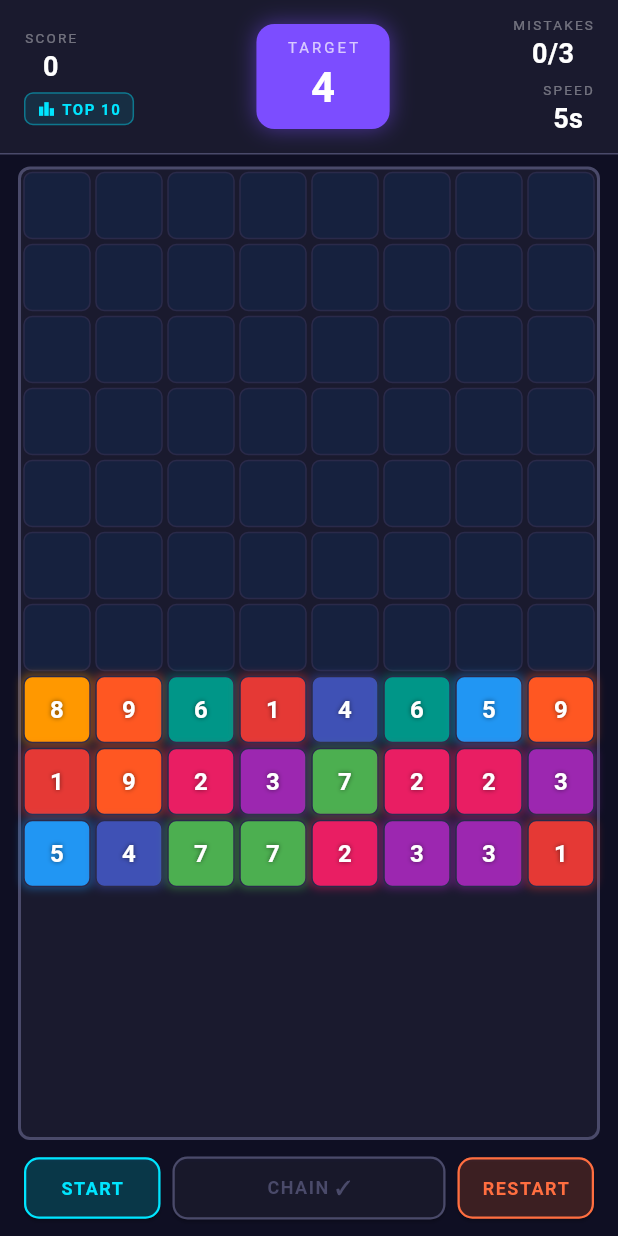
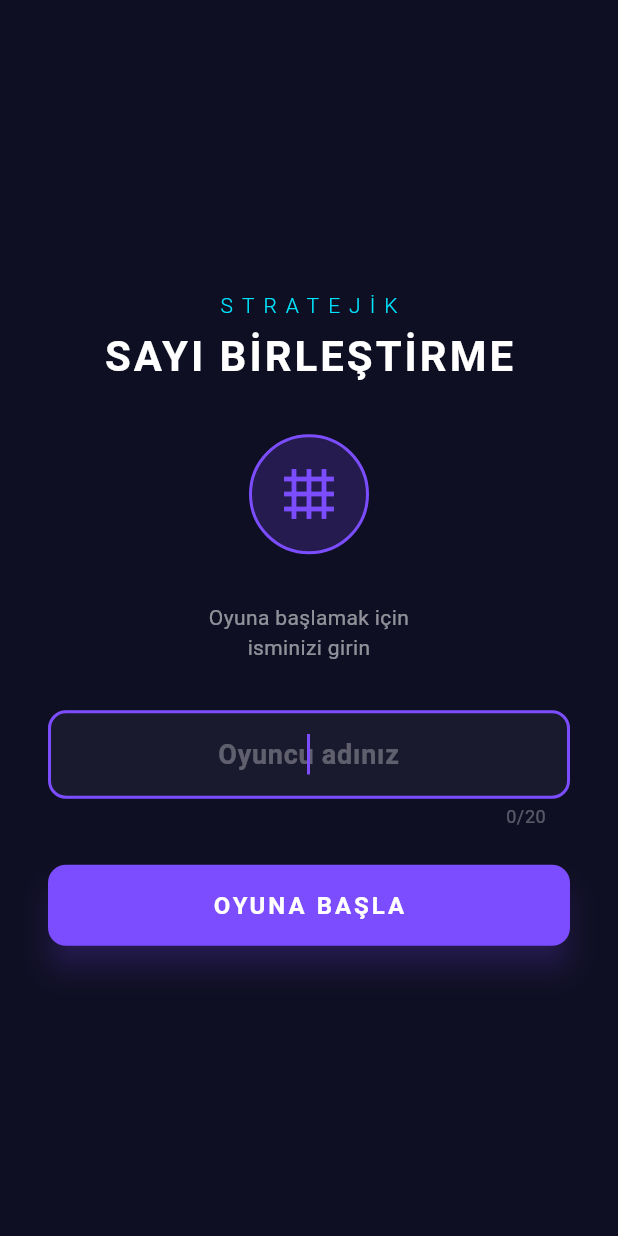
Before and after one commit to nisa-s/number_game, a Flutter app: the screen it shows after launch, on a phone screen of 412 x 824 dp. Run offline on Flutter 3.47's test engine with Material 3 defaults, Android fonts, the phone set to English and light mode, and no system bars.

Commit message:
isim girme sayfası eklendi

```diff
--- a/lib/main.dart
+++ b/lib/main.dart
@@ -5,7 +5,7 @@ import 'package:provider/provider.dart';
 import 'providers/game_provider.dart';
 import 'widgets/game_grid.dart';
 import 'screens/leaderboard_screen.dart';
-
+import 'screens/name_entry_screen.dart';
 void main() {
   runApp(const StrategicNumberGame());
 }
@@ -27,7 +27,7 @@ class StrategicNumberGame extends StatelessWidget {
             secondary: Color(0xFF00E5FF),
           ),
         ),
-        home: const GameScreen(),
+        home: const NameEntryScreen(),
       ),
     );
   }
--- a/lib/providers/game_provider.dart
+++ b/lib/providers/game_provider.dart
@@ -20,6 +20,14 @@ class GameProvider extends ChangeNotifier {
     _dropService = DropService(onStateChanged: _applyState);
   }
 
+
+
+String playerName = 'Oyuncu'; // sınıfın üstüne ekle
+
+void setPlayerName(String name) {
+  playerName = name;
+  notifyListeners();
+}
   // ── Oyun kontrol (Kişi 1 & 2) ─────────────────
   void startGame() {
     _state = GameState.initial();
@@ -42,7 +50,7 @@ class GameProvider extends ChangeNotifier {
     notifyListeners();
     if (_state.isGameOver) {
       _dropService.stopDropTimer();
-      LeaderboardService.addScore('Oyuncu', _state.score);
+      LeaderboardService.addScore(playerName, _state.score);
       return;
     }
     if (newState.dropIntervalSeconds != oldInterval) {
--- /dev/null
+++ b/lib/screens/name_entry_screen.dart
@@ -0,0 +1,189 @@
+// lib/screens/name_entry_screen.dart
+
+import 'package:flutter/material.dart';
+import 'package:provider/provider.dart';
+import '../providers/game_provider.dart';
+import 'package:number_game/main.dart' show GameScreen;
+class NameEntryScreen extends StatefulWidget {
+  const NameEntryScreen({super.key});
+
+  @override
+  State<NameEntryScreen> createState() => _NameEntryScreenState();
+}
+
+class _NameEntryScreenState extends State<NameEntryScreen> {
+  final _controller = TextEditingController();
+  String? _errorText;
+
+  void _startGame() {
+    final name = _controller.text.trim();
+    if (name.isEmpty) {
+      setState(() => _errorText = 'Lütfen bir isim girin');
+      return;
+    }
+    // Provider'a ismi ilet ve oyunu başlat
+    context.read<GameProvider>().setPlayerName(name);
+    context.read<GameProvider>().startGame();
+
+    // GameScreen'e geç (geri dönemesin diye pushReplacement)
+    Navigator.pushReplacement(
+      context,
+      MaterialPageRoute(builder: (_) => const _GameScreenWrapper()),
+    );
+  }
+
+  @override
+  void dispose() {
+    _controller.dispose();
+    super.dispose();
+  }
+
+  @override
+  Widget build(BuildContext context) {
+    return Scaffold(
+      backgroundColor: const Color(0xFF0F0F23),
+      body: SafeArea(
+        child: Center(
+          child: SingleChildScrollView(
+            padding: const EdgeInsets.symmetric(horizontal: 32),
+            child: Column(
+              mainAxisSize: MainAxisSize.min,
+              children: [
+                // Başlık
+                const Text(
+                  'STRATEJİK',
+                  style: TextStyle(
+                    color: Color(0xFF00E5FF),
+                    fontSize: 14,
+                    letterSpacing: 6,
+                    fontWeight: FontWeight.w300,
+                  ),
+                ),
+                const SizedBox(height: 4),
+                const Text(
+                  'SAYI BİRLEŞTİRME',
+                  style: TextStyle(
+                    color: Colors.white,
+                    fontSize: 28,
+                    fontWeight: FontWeight.bold,
+                    letterSpacing: 2,
+                  ),
+                ),
+                const SizedBox(height: 8),
+                // İkon
+                Container(
+                  width: 80,
+                  height: 80,
+                  margin: const EdgeInsets.symmetric(vertical: 24),
+                  decoration: BoxDecoration(
+                    color: const Color(0xFF7C4DFF).withValues(alpha: 0.2),
+                    shape: BoxShape.circle,
+                    border: Border.all(
+                      color: const Color(0xFF7C4DFF),
+                      width: 2,
+                    ),
+                  ),
+                  child: const Icon(
+                    Icons.grid_4x4,
+                    color: Color(0xFF7C4DFF),
+                    size: 40,
+                  ),
+                ),
+                const SizedBox(height: 8),
+                const Text(
+                  'Oyuna başlamak için\nisminizi girin',
+                  textAlign: TextAlign.center,
+                  style: TextStyle(
+                    color: Colors.white54,
+                    fontSize: 14,
+                  ),
+                ),
+                const SizedBox(height: 32),
+                // İsim giriş alanı
+                TextField(
+                  controller: _controller,
+                  autofocus: true,
+                  textCapitalization: TextCapitalization.words,
+                  maxLength: 20,
+                  style: const TextStyle(
+                    color: Colors.white,
+                    fontSize: 18,
+                    fontWeight: FontWeight.bold,
+                  ),
+                  textAlign: TextAlign.center,
+                  decoration: InputDecoration(
+                    hintText: 'Oyuncu adınız',
+                    hintStyle: const TextStyle(color: Colors.white30),
+                    errorText: _errorText,
+                    counterStyle: const TextStyle(color: Colors.white30),
+                    filled: true,
+                    fillColor: const Color(0xFF1A1A2E),
+                    border: OutlineInputBorder(
+                      borderRadius: BorderRadius.circular(12),
+                      borderSide: const BorderSide(color: Color(0xFF4A4A6A)),
+                    ),
+                    enabledBorder: OutlineInputBorder(
+                      borderRadius: BorderRadius.circular(12),
+                      borderSide: const BorderSide(color: Color(0xFF4A4A6A)),
+                    ),
+                    focusedBorder: OutlineInputBorder(
+                      borderRadius: BorderRadius.circular(12),
+                      borderSide: const BorderSide(
+                          color: Color(0xFF7C4DFF), width: 2),
+                    ),
+                  ),
+                  onSubmitted: (_) => _startGame(),
+                  onChanged: (_) {
+                    if (_errorText != null) {
+                      setState(() => _errorText = null);
+                    }
+                  },
+                ),
+                const SizedBox(height: 24),
+                // Başlat butonu
+                SizedBox(
+                  width: double.infinity,
+                  height: 54,
+                  child: ElevatedButton(
+                    onPressed: _startGame,
+                    style: ElevatedButton.styleFrom(
+                      backgroundColor: const Color(0xFF7C4DFF),
+                      foregroundColor: Colors.white,
+                      shape: RoundedRectangleBorder(
+                        borderRadius: BorderRadius.circular(12),
+                      ),
+                      elevation: 8,
+                      shadowColor:
+                          const Color(0xFF7C4DFF).withValues(alpha: 0.5),
+                    ),
+                    child: const Text(
+                      'OYUNA BAŞLA',
+                      style: TextStyle(
+                        fontSize: 16,
+                        fontWeight: FontWeight.bold,
+                        letterSpacing: 2,
+                      ),
+                    ),
+                  ),
+                ),
+              ],
+            ),
+          ),
+        ),
+      ),
+    );
+  }
+}
+
+// GameScreen'i bu dosyadan da import edebilmek için basit bir wrapper
+// Asıl GameScreen main.dart'ta tanımlı, oraya yönlendiriyoruz
+class _GameScreenWrapper extends StatelessWidget {
+  const _GameScreenWrapper();
+
+  @override
+  Widget build(BuildContext context) {
+    // main.dart'taki GameScreen'i import et
+    // Bu satırı sen main.dart'taki GameScreen ile değiştireceksin
+    return const GameScreen(); // → aşağıdaki adımda düzelteceğiz
+  }
+}
```
